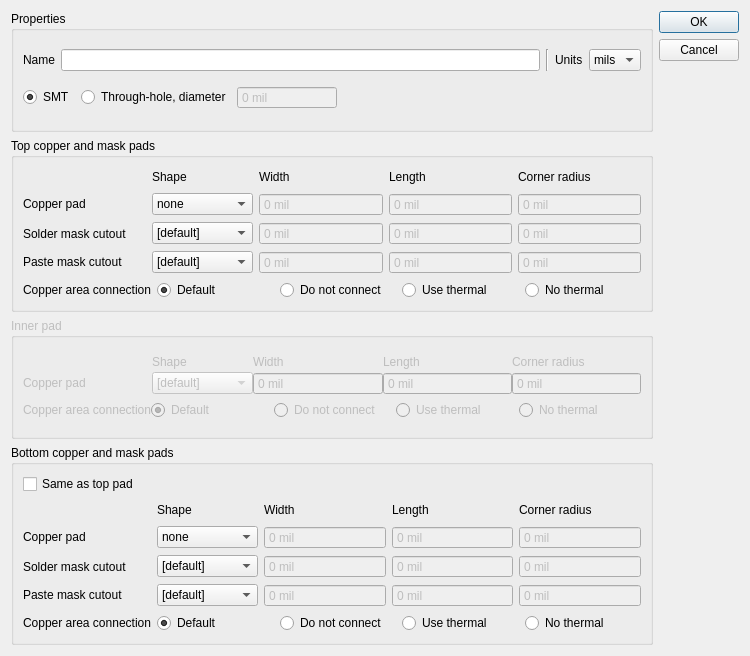
Qt form EditPadstackDialog.ui (igorizyumin/xpcb) before a commit.
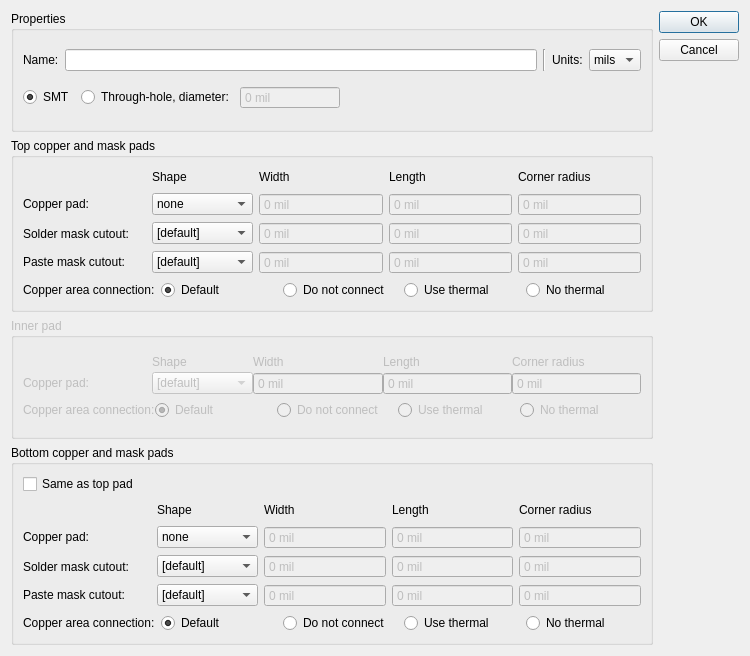
The same form after that commit.

```diff
--- a/EditPadstackDialog.ui
+++ b/EditPadstackDialog.ui
@@ -27,7 +27,7 @@
           <item>
            <widget class="QLabel" name="label_14">
             <property name="text">
-             <string>Name</string>
+             <string>Name:</string>
             </property>
            </widget>
           </item>
@@ -44,7 +44,7 @@
           <item>
            <widget class="QLabel" name="label_15">
             <property name="text">
-             <string>Units</string>
+             <string>Units:</string>
             </property>
            </widget>
           </item>
@@ -94,7 +94,7 @@
              </sizepolicy>
             </property>
             <property name="text">
-             <string>Through-hole, diameter</string>
+             <string>Through-hole, diameter:</string>
             </property>
            </widget>
           </item>
@@ -248,7 +248,7 @@
              </sizepolicy>
             </property>
             <property name="text">
-             <string>Copper pad</string>
+             <string>Copper pad:</string>
             </property>
            </widget>
           </item>
@@ -635,7 +635,7 @@
              </sizepolicy>
             </property>
             <property name="text">
-             <string>Solder mask cutout</string>
+             <string>Solder mask cutout:</string>
             </property>
            </widget>
           </item>
@@ -648,7 +648,7 @@
              </sizepolicy>
             </property>
             <property name="text">
-             <string>Paste mask cutout</string>
+             <string>Paste mask cutout:</string>
             </property>
            </widget>
           </item>
@@ -678,7 +678,7 @@
              </sizepolicy>
             </property>
             <property name="text">
-             <string>Copper area connection</string>
+             <string>Copper area connection:</string>
             </property>
            </widget>
           </item>
@@ -819,7 +819,7 @@
              </sizepolicy>
             </property>
             <property name="text">
-             <string>Copper pad</string>
+             <string>Copper pad:</string>
             </property>
            </widget>
           </item>
@@ -949,7 +949,7 @@
              </sizepolicy>
             </property>
             <property name="text">
-             <string>Copper area connection</string>
+             <string>Copper area connection:</string>
             </property>
            </widget>
           </item>
@@ -1082,7 +1082,7 @@
               </sizepolicy>
              </property>
              <property name="text">
-              <string>Copper pad</string>
+              <string>Copper pad:</string>
              </property>
             </widget>
            </item>
@@ -1227,7 +1227,7 @@
               </sizepolicy>
              </property>
              <property name="text">
-              <string>Solder mask cutout</string>
+              <string>Solder mask cutout:</string>
              </property>
             </widget>
            </item>
@@ -1377,7 +1377,7 @@
               </sizepolicy>
              </property>
              <property name="text">
-              <string>Paste mask cutout</string>
+              <string>Paste mask cutout:</string>
              </property>
             </widget>
            </item>
@@ -1532,7 +1532,7 @@
              </sizepolicy>
             </property>
             <property name="text">
-             <string>Copper area connection</string>
+             <string>Copper area connection:</string>
             </property>
            </widget>
           </item>
```
